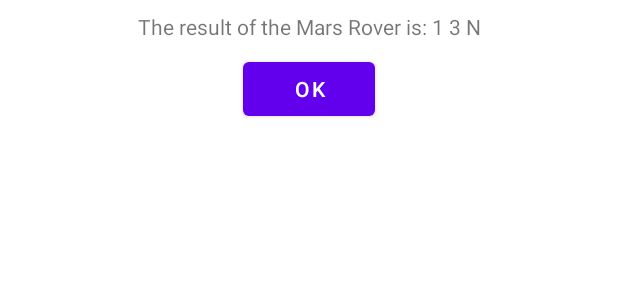
After one commit to ilizma/Mars-Rover, an Android app: the layout fragment_result_dialog.xml on its own in the app's theme, with its tools: preview values and no code run, on a phone screen of 412 x 824 dp. The commit adds this screen. Shown: the top 300 px of the screen. Run offline under Robolectric (Android 15) with nearby library versions, the phone set to English and light mode, and no system bars.

Commit message:
[WIP] add result dialog

```diff
--- a/presentation/src/main/java/com/ilizma/presentation/ui/main/MainFragment.kt
+++ b/presentation/src/main/java/com/ilizma/presentation/ui/main/MainFragment.kt
@@ -209,7 +209,8 @@ class MainFragment : BaseFragment() {
     }
 
     private fun showResult(result: String) {
-        //TODO
+        val fragment = ResultDialogFragment.getFragment(result)
+        showDialog(fragment)
     }
 
 }
--- /dev/null
+++ b/presentation/src/main/res/layout/fragment_result_dialog.xml
@@ -0,0 +1,27 @@
+<?xml version="1.0" encoding="utf-8"?>
+<LinearLayout xmlns:android="http://schemas.android.com/apk/res/android"
+    xmlns:tools="http://schemas.android.com/tools"
+    android:layout_width="match_parent"
+    android:layout_height="wrap_content"
+    android:gravity="center_horizontal"
+    android:orientation="vertical"
+    android:paddingStart="@dimen/activity_horizontal_margin"
+    android:paddingTop="@dimen/activity_vertical_margin"
+    android:paddingEnd="@dimen/activity_horizontal_margin"
+    android:paddingBottom="@dimen/activity_vertical_margin">
+
+    <TextView
+        android:id="@+id/resultTxv"
+        android:layout_width="match_parent"
+        android:layout_height="wrap_content"
+        android:gravity="center"
+        tools:text="The result of the Mars Rover is: 1 3 N" />
+
+    <Button
+        android:id="@+id/okBtn"
+        android:layout_width="wrap_content"
+        android:layout_height="wrap_content"
+        android:layout_marginTop="@dimen/activity_vertical_margin"
+        android:text="@string/ok" />
+
+</LinearLayout>
--- a/presentation/src/main/res/values/dimens.xml
+++ b/presentation/src/main/res/values/dimens.xml
@@ -2,4 +2,5 @@
     <!-- Default screen margins, per the Android Design guidelines. -->
     <dimen name="horizontal_margin">16dp</dimen>
     <dimen name="vertical_margin">16dp</dimen>
+    <dimen name="dialog_horizontal_margin">12dp</dimen>
 </resources>
--- a/presentation/src/main/res/values/strings.xml
+++ b/presentation/src/main/res/values/strings.xml
@@ -26,4 +26,6 @@
     <string name="outside_error">Must be smaller than the topRight</string>
     <string name="cardinal_error">Must be one of the four cardinal points: N E S W</string>
     <string name="movement_error">Can only contains L, R and M</string>
+    <string name="ok">OK</string>
+    <string name="result">The result of the Mars Rover is: %s</string>
 </resources>
```
Also changed, not shown: presentation/src/main/java/com/ilizma/presentation/extensions/RouterExtensions.kt (added, +19 -0 lines), presentation/src/main/java/com/ilizma/presentation/ui/base/BaseFragment.kt (+15 -2 lines), presentation/src/main/java/com/ilizma/presentation/ui/main/ResultDialogFragment.kt (added, +68 -0 lines), presentation/src/main/res/values/styles.xml (+8 -0 lines).
